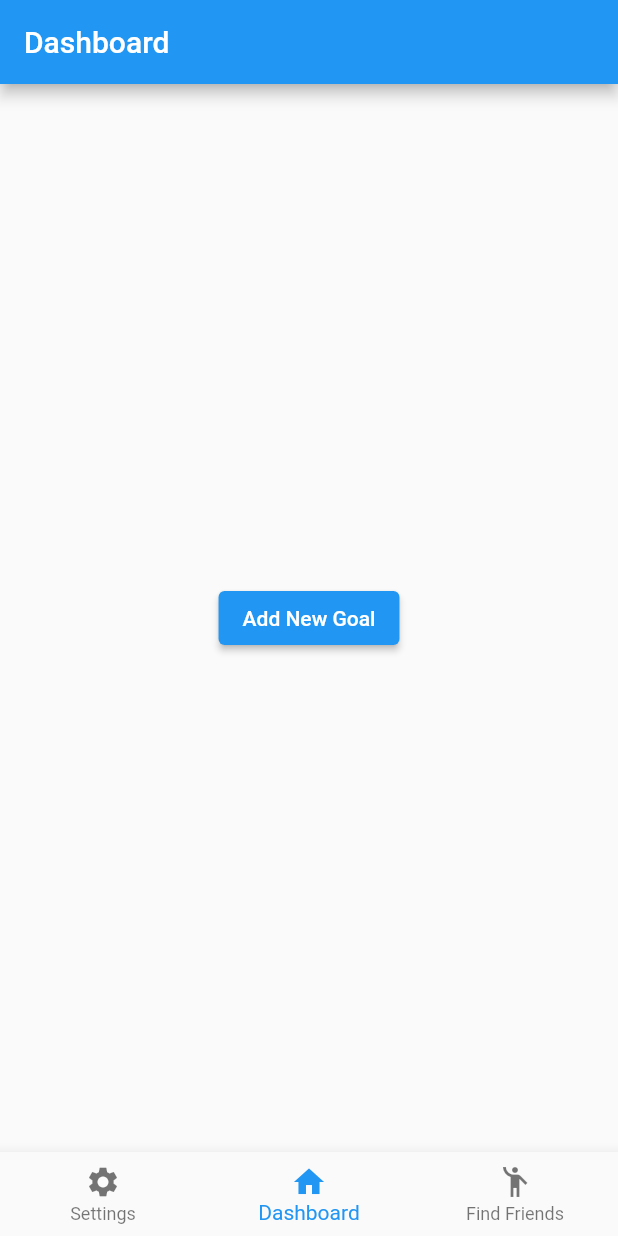
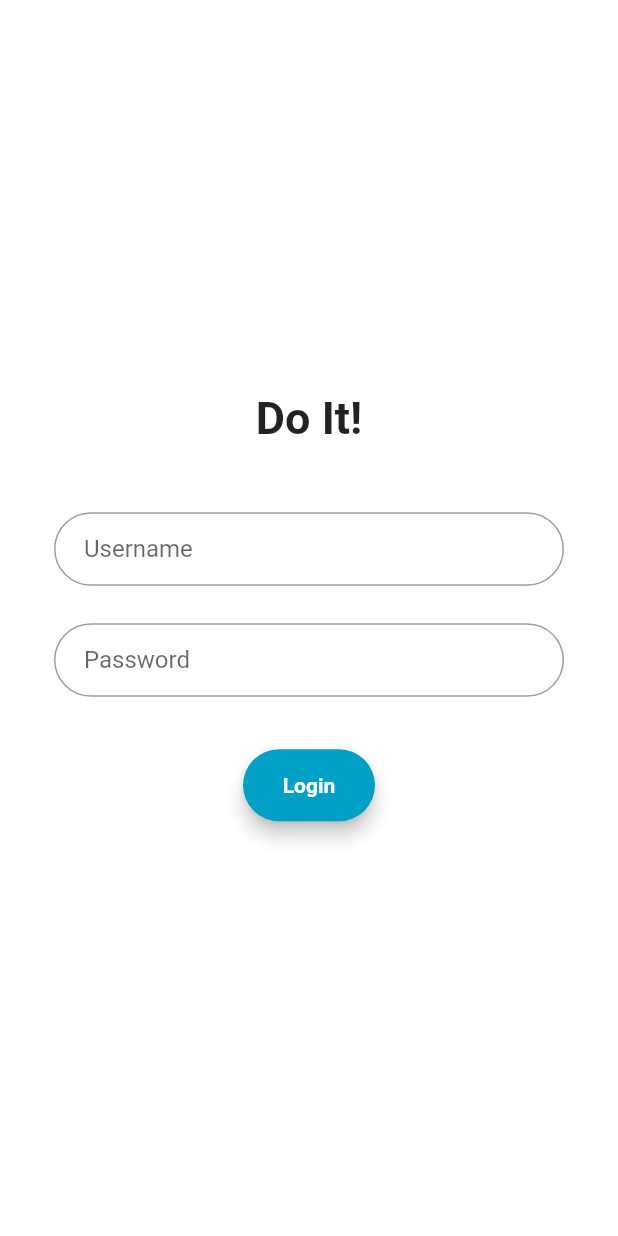
Before and after one commit to Nikhilalalalala/Do-It-frontend, a Flutter app: the screen it shows after launch, on a phone screen of 412 x 824 dp. Run offline on Flutter 3.47's test engine with Material 2 defaults, Android fonts, the phone set to English and light mode, and no system bars; our stand-ins replace bloc, dio, flutter_bloc.

Commit message:
Login UI and login Bloc

```diff
--- /dev/null
+++ b/lib/Common/FormSubmissionStatus.dart
@@ -0,0 +1,17 @@
+abstract class FormSubmissionStatus {
+  const FormSubmissionStatus();
+}
+
+class InitialFormStatus extends FormSubmissionStatus {
+  const InitialFormStatus();
+}
+
+class FormSubmitting extends FormSubmissionStatus {}
+
+class SubmissionSuccess extends FormSubmissionStatus {}
+
+class SubmissionFailed extends FormSubmissionStatus {
+  final Exception exception;
+
+  SubmissionFailed(this.exception);
+}
--- a/lib/Dashboard/DashboardPage.dart
+++ b/lib/Dashboard/DashboardPage.dart
@@ -1,13 +1,16 @@
 import 'package:flutter/material.dart';
 import 'dart:async';
 import 'dart:convert';
+import 'dart:io';
+import 'package:dio/dio.dart';
 import 'package:http/http.dart' as http;
 
 class DashboardPage extends StatelessWidget {
 
+  final String baseUrl = "https://192.168.10.120:5000";
   Future<String> getData() async {
-    http.Response response = await http.post(
-        Uri.http("127.0.0.1:5000", "/addUser"),
+     http.Response response = await http.post(
+        Uri.http("10.0.2.2:5000", "/api/users"),
         headers: {
           "Accept": "application/json"
         },
@@ -33,7 +36,9 @@ class DashboardPage extends StatelessWidget {
           // Within the `FirstScreen` widget
           onPressed: () {
             // Navigate to the second screen using a named route.
-            getData().then((result) {
+            // createAlbum("Hello");
+            getData()
+                .then((result) {
               buttonWord = result;
             });
             // Navigator.pushNamed(context, '/AddNewGoalPage');
--- /dev/null
+++ b/lib/Login/AuthRepository.dart
@@ -0,0 +1,8 @@
+class AuthRepository {
+  Future<void> login() async {
+
+    await Future.delayed(Duration(seconds: 3));
+    print('logged in');
+    throw Exception('failed log in');
+  }
+}
--- /dev/null
+++ b/lib/Login/LoginPage.dart
@@ -0,0 +1,137 @@
+import 'package:doit/Login/AuthRepository.dart';
+import 'package:doit/Login/login_bloc.dart';
+import 'package:flutter/material.dart';
+import 'package:flutter_bloc/flutter_bloc.dart';
+import 'package:doit/Common/FormSubmissionStatus.dart';
+
+class LoginPage extends StatelessWidget {
+
+  Widget usernameField() {
+    return BlocBuilder<LoginBloc, LoginState>(builder: (context, state) {
+      return TextFormField(
+        obscureText: false,
+        decoration: InputDecoration(
+            contentPadding: EdgeInsets.fromLTRB(20.0, 15.0, 20.0, 15.0),
+            hintText: "Username",
+            border:
+            OutlineInputBorder(borderRadius: BorderRadius.circular(32.0))),
+        validator: (value) => value.trim().length > 0 ? null : "Fill in all fields",
+        onChanged: (value) =>
+            context.read<LoginBloc>().add(
+                LoginUsernameChanged(username: value)
+            ),
+      );
+    });
+  }
+
+  Widget passwordField() {
+    return BlocBuilder<LoginBloc, LoginState>(builder: (context, state) {
+      return TextFormField(
+        obscureText: true,
+        decoration: InputDecoration(
+            contentPadding: EdgeInsets.fromLTRB(20.0, 15.0, 20.0, 15.0),
+            hintText: "Password",
+            border: OutlineInputBorder(
+                borderRadius: BorderRadius.circular(32.0))),
+        validator: (value) => value.trim().length > 0 ? null : "Fill in all fields",
+        onChanged: (value) =>
+            context.read<LoginBloc>().add(
+                LoginPasswordChanged(password: value)
+            ),
+      );
+    });
+  }
+
+
+  Widget loginButton() {
+    return BlocBuilder<LoginBloc, LoginState>(builder: (context, state) {
+      return state.formSubmissionStatus is FormSubmitting
+          ? CircularProgressIndicator()
+          : Material(
+              elevation: 5.0,
+              borderRadius: BorderRadius.circular(30.0),
+              color: Color(0xff01A0C7),
+              child: MaterialButton(
+                padding: EdgeInsets.fromLTRB(20.0, 15.0, 20.0, 15.0),
+                onPressed: () {
+                  if (_formKey.currentState.validate()) {
+                    context.read<LoginBloc>().add(LoginButtonClicked());
+                  }
+                },
+                child: Text("Login",
+                    textAlign: TextAlign.center,
+                    style: new TextStyle(
+                        color: Colors.white, fontWeight: FontWeight.bold)),
+              ),
+            );
+    });
+  }
+
+  final logo = Text("Do It!",
+    textAlign: TextAlign.center,
+    style: const TextStyle(fontWeight: FontWeight.bold, fontSize: 30),
+    // style: style,
+  );
+
+  final _formKey = GlobalKey<FormState>();
+
+  Widget _loginForm() {
+    return BlocListener<LoginBloc, LoginState>(
+        listener: (context, state) {
+          final formSubmissionStatus = state.formSubmissionStatus;
+          if (formSubmissionStatus is SubmissionFailed) {
+            context.read<LoginBloc>().add(LoginSubmissionReset());
+            _showSnackBar(context, formSubmissionStatus.exception.toString());
+          }
+        },
+        child: Form(
+          key: _formKey,
+          child: Padding(
+            padding: const EdgeInsets.all(36.0),
+            child: Column(
+              crossAxisAlignment: CrossAxisAlignment.center,
+              mainAxisAlignment: MainAxisAlignment.center,
+              children: <Widget>[
+                logo,
+                SizedBox(height: 45.0),
+                usernameField(),
+                SizedBox(height: 25.0),
+                passwordField(),
+                SizedBox(
+                  height: 35.0,
+                ),
+                loginButton(),
+                SizedBox(
+                  height: 15.0,
+                ),
+              ],
+            ),
+          )
+      ),
+    );
+
+  }
+
+  @override
+  Widget build(BuildContext context) {
+    return Scaffold(
+      body: BlocProvider(
+        create: (context) =>
+            LoginBloc(
+              authRepo: context.read<AuthRepository>(),
+            ),
+        child: Center(
+          child: Container(
+              color: Colors.white,
+              child: _loginForm()
+          ),
+        ),
+      ),
+    );
+  }
+
+  void _showSnackBar(BuildContext context, String message) {
+    final snackBar = SnackBar(content: Text(message));
+    ScaffoldMessenger.of(context).showSnackBar(snackBar);
+  }
+}
--- /dev/null
+++ b/lib/Login/login_bloc.dart
@@ -0,0 +1,40 @@
+import 'dart:async';
+import 'package:doit/Login/AuthRepository.dart';
+import 'package:bloc/bloc.dart';
+import 'package:doit/Common/FormSubmissionStatus.dart';
+import 'package:meta/meta.dart';
+
+part 'login_event.dart';
+part 'login_state.dart';
+
+class LoginBloc extends Bloc<LoginEvent, LoginState> {
+  final AuthRepository authRepo;
+  LoginBloc({this.authRepo}) : super(LoginState());
+
+  @override
+  Stream<LoginState> mapEventToState(
+    LoginEvent event,
+  ) async* {
+    // Username updated
+    if (event is LoginUsernameChanged) {
+      yield state.copyWith(username: event.username);
+
+      // Password updated
+    } else if (event is LoginPasswordChanged) {
+      yield state.copyWith(password: event.password);
+
+      // Logging in
+    } else if (event is LoginButtonClicked) {
+      yield state.copyWith(formSubmissionStatus: FormSubmitting());
+
+      try {
+        await authRepo.login();
+        yield state.copyWith(formSubmissionStatus: SubmissionSuccess());
+      } catch (e) {
+        yield state.copyWith(formSubmissionStatus: SubmissionFailed(e));
+      }
+    } else if (event is LoginSubmissionReset) {
+      yield state.copyWith(formSubmissionStatus: InitialFormStatus());
+    }
+  }
+}
--- /dev/null
+++ b/lib/Login/login_event.dart
@@ -0,0 +1,16 @@
+part of 'login_bloc.dart';
+
+@immutable
+abstract class LoginEvent {}
+
+class LoginUsernameChanged extends LoginEvent {
+  final String username;
+  LoginUsernameChanged({this.username});
+}
+class LoginPasswordChanged extends LoginEvent {
+  final String password;
+  LoginPasswordChanged({this.password});
+}
+class LoginButtonClicked extends LoginEvent {}
+
+class LoginSubmissionReset extends LoginEvent {}
--- /dev/null
+++ b/lib/Login/login_state.dart
@@ -0,0 +1,26 @@
+part of 'login_bloc.dart';
+
+class LoginState {
+  final String username;
+  final String password;
+  final FormSubmissionStatus formSubmissionStatus;
+
+  LoginState({
+    this.username = '',
+    this.password = '',
+    this.formSubmissionStatus = const InitialFormStatus(),
+  });
+
+  LoginState copyWith({
+    String username,
+    String password,
+    FormSubmissionStatus formSubmissionStatus,
+  }) {
+    return LoginState(
+      username: username ?? this.username,
+      password: password ?? this.password,
+      formSubmissionStatus: formSubmissionStatus ?? this.formSubmissionStatus,
+    );
+  }
+
+}
--- a/lib/main.dart
+++ b/lib/main.dart
@@ -1,7 +1,8 @@
-import 'package:doit/Dashboard/DashboardPage.dart';
-import 'package:doit/AddNewGoal/AddNewGoalPage.dart';
+import 'package:doit/Login/LoginPage.dart';
 import 'package:doit/PageContainer/PageContainer.dart';
 import 'package:flutter/material.dart';
+import 'package:flutter_bloc/flutter_bloc.dart';
+import 'package:doit/Login/AuthRepository.dart';
 
 void main() {
   runApp(MyApp());
@@ -16,7 +17,10 @@ class MyApp extends StatelessWidget {
       theme: ThemeData(
         primarySwatch: Colors.blue,
       ),
-      home: PageContainer(),
+      home: RepositoryProvider(
+        create: (context) => AuthRepository(),
+        child: LoginPage(),
+        ),
       // initialRoute: "/DashboardPage",
       // routes: {
       //   '/DashboardPage': (context) => DashboardPage(),
--- a/pubspec.yaml
+++ b/pubspec.yaml
@@ -25,10 +25,13 @@ dependencies:
     sdk: flutter
 
 
+
   # The following adds the Cupertino Icons font to your application.
   # Use with the CupertinoIcons class for iOS style icons.
   cupertino_icons: ^1.0.2
   http: any
+  dio: any
+  flutter_bloc: any
 
 dev_dependencies:
   flutter_test:
```
Also changed, not shown: pubspec.lock, 4 other files.
